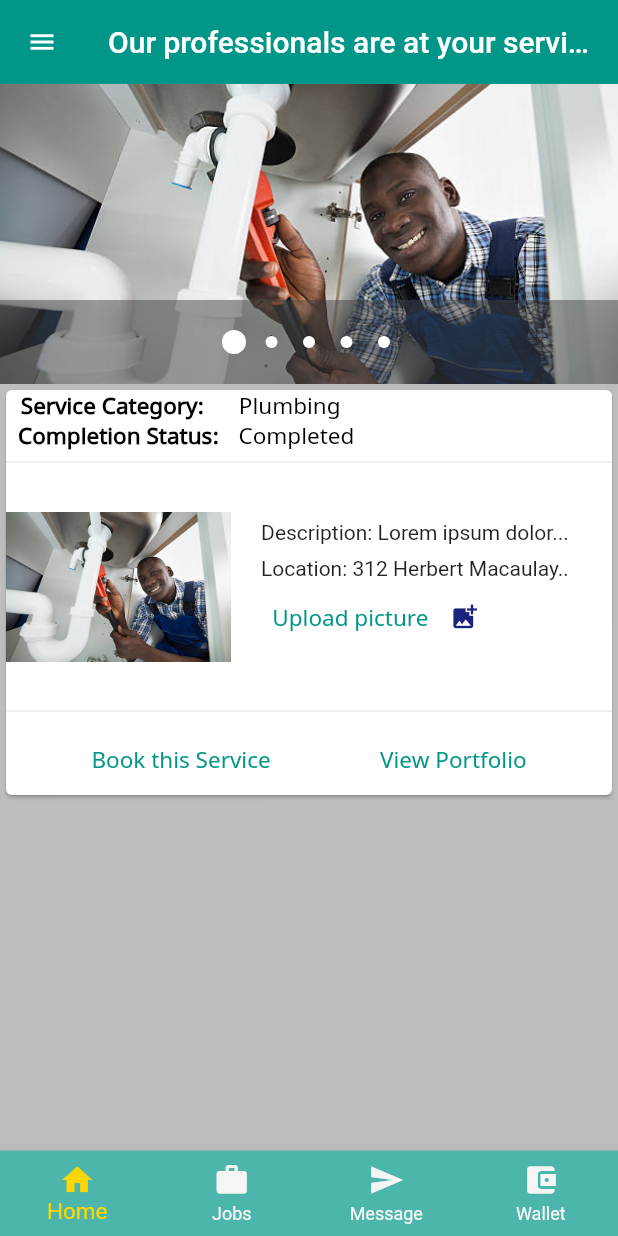
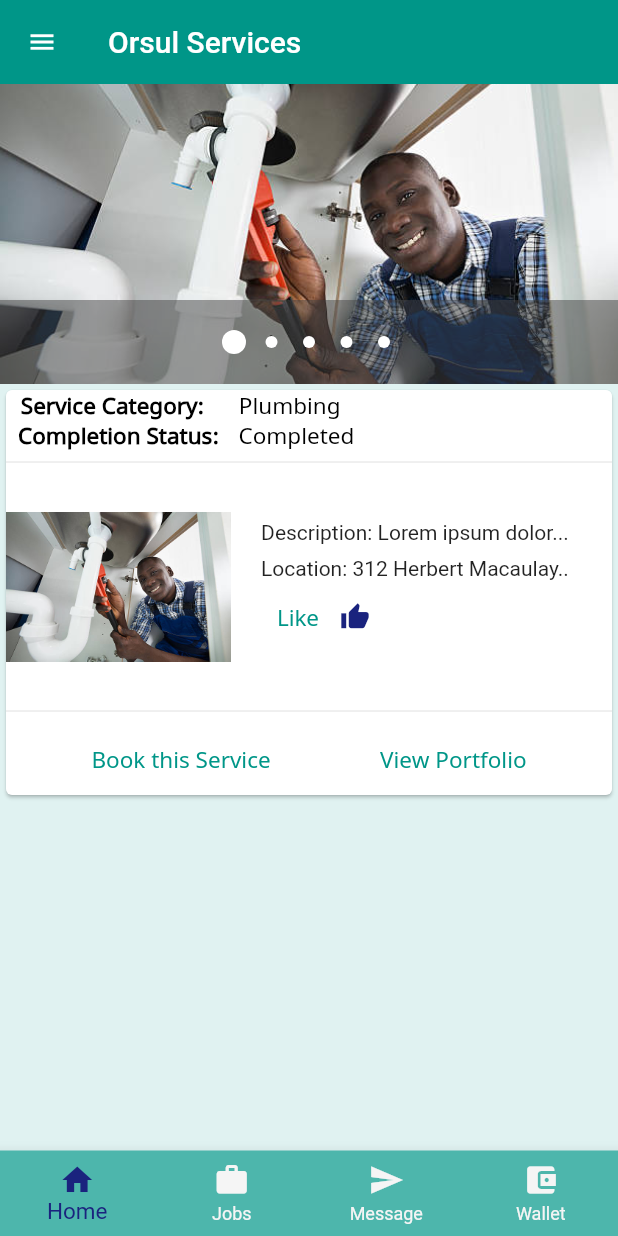
Before and after one commit to Extreme19/mobile_dev, a Flutter app: the screen it shows after launch, after a tap on "Demo", on a phone screen of 412 x 824 dp. Run offline on Flutter 3.47's test engine with Material 2 defaults, Android fonts, the phone set to English and light mode, and no system bars; drawn by our look-alikes of carousel_pro; our stand-ins replace firebase_auth; missing offline and left inert: flappy_search_bar, search_widget; accounts and stored records are empty.

Commit message:
new changes

```diff
--- a/lib/Pages/home.dart
+++ b/lib/Pages/home.dart
@@ -38,7 +38,7 @@ class _HomeState extends State<Home> {
     return Scaffold(
       appBar: AppBar(
         elevation: 0.0,
-        title: Text('Our professionals are at your service'),
+        title: Text('Orsul Services'),
       ),
       body:
         tabs[bottomNavIndex],
@@ -47,16 +47,22 @@ class _HomeState extends State<Home> {
         child: ListView(children: [
           UserAccountsDrawerHeader(
             accountName: Text("Joshua"),
-            accountEmail: Text("adeniyioojo09@gmail.com"),
+            accountEmail: Text("joshadeyemo22@test.com"),
+
+            decoration: BoxDecoration(
+              color: Colors.teal[400],
+                   borderRadius: (BorderRadius.only(bottomRight: Radius.circular(50)))
+                 ),
             currentAccountPicture: GestureDetector(
-              child: CircleAvatar(
-                child: Icon(
-                  Icons.person_outline,
-                  color: Colors.white,
-                ),
-                backgroundColor: Colors.grey[400],
+              child: Container(
+                //constraints: BoxConstraints.tight(Size.fromRadius(100)),
+                child: Image.asset('assets/images/logo.jpg'),
+                // decoration: BoxDecoration(
+                //   borderRadius: (BorderRadius.circular(80))
+                // ),
               ),
               onTap: () {},
+
             ),
           ),
           //members of the drawer
@@ -198,7 +204,7 @@ class _HomeState extends State<Home> {
           });
         },
         unselectedItemColor: Colors.grey[100],
-        selectedItemColor: Colors.yellowAccent[700],
+        selectedItemColor: Colors.indigo[900],
       ),
 
     );
--- a/lib/Setup/welcome.dart
+++ b/lib/Setup/welcome.dart
@@ -13,7 +13,7 @@ class _WelcomePageState extends State<WelcomePage> {
   @override
   Widget build(BuildContext context) {
     return Scaffold(
-      backgroundColor: Colors.tealAccent[300],
+      backgroundColor: Theme.of(context).scaffoldBackgroundColor,
       body: Column(
         mainAxisAlignment: MainAxisAlignment.center,
         crossAxisAlignment: CrossAxisAlignment.stretch,
--- a/lib/Tabs/homeTab.dart
+++ b/lib/Tabs/homeTab.dart
@@ -102,13 +102,13 @@ class _HomeTabState extends State<HomeTab> {
                         Text('Location: 312 Herbert Macaulay..'),
                         //Upload Picture
                         Padding(
-                          padding: const EdgeInsets.only(right:38.0),
+                          padding: const EdgeInsets.only(right:108.0),
                           child: Row(
                             children: <Widget>[
-                              Text('Upload picture',
+                              Text('Like',
                               style: Theme.of(context).textTheme.headline6.copyWith(color: Colors.teal,fontSize: 15.0),),
                               IconButton(
-                                icon: Icon(Icons.add_photo_alternate),
+                                icon: Icon(Icons.thumb_up),
                                       onPressed: (){
                                         //upload image method
 
--- a/lib/Tabs/jobsTab.dart
+++ b/lib/Tabs/jobsTab.dart
@@ -35,6 +35,7 @@ class _JobsTabState extends State<JobsTab> {
               //tooltip: 'Search Jobs...',
               icon: Icon(Icons.location_on),
               onPressed: (){
+                //TODO: create a google map option
                 showSearch(context: context, delegate: null);
               },
             )
--- a/lib/Tabs/walletTab.dart
+++ b/lib/Tabs/walletTab.dart
@@ -22,7 +22,7 @@ class _WalletTabState extends State<WalletTab> {
             child: ListTile(
               leading: Icon(Icons.account_balance_wallet),
               title: Text('3456 4567 2567 5674'),
-              subtitle: Text('Kolawole Caleb'),
+              subtitle: Text('Joshua Adeyemo'),
             ),
           ),
         ),
--- a/lib/models/theme.dart
+++ b/lib/models/theme.dart
@@ -50,9 +50,17 @@ ThemeData orsulTheme(){
       labelColor: Colors.white,
 
     ),
-    scaffoldBackgroundColor: Colors.grey[400],
-    backgroundColor: Colors.grey[300],
-    dialogBackgroundColor: Colors.teal[100]
+    scaffoldBackgroundColor: Colors.teal[50],
+    backgroundColor: Colors.teal[50],
+    dialogBackgroundColor: Colors.teal[100],
+    primaryIconTheme: IconThemeData(
+      color: Colors.indigo[900],
+      size: 20.0,
+    ),
+    // appBarTheme: AppBarTheme(
+    //   color: Colors.indigo[900],
+    //   elevation: 0.0,
+    // ),
 
   );
 }
--- a/pubspec.yaml
+++ b/pubspec.yaml
@@ -60,6 +60,7 @@ flutter:
      - assets/images/c3.jpg
      - assets/images/c4.jpg
      - assets/images/c5.jpg
+     - assets/images/logo.jpg
 
 
   # An image asset can refer to one or more resolution-specific "variants", see
```
Also changed, not shown: assets/images/logo.jpg (added).
